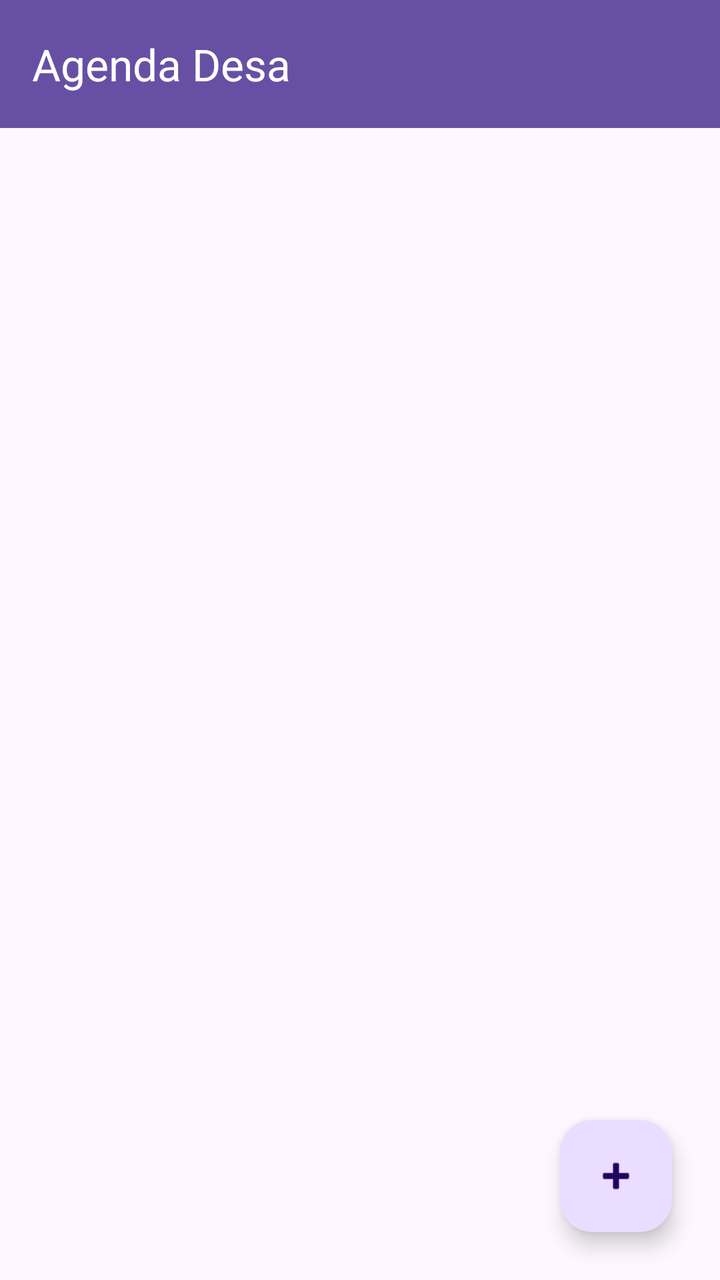
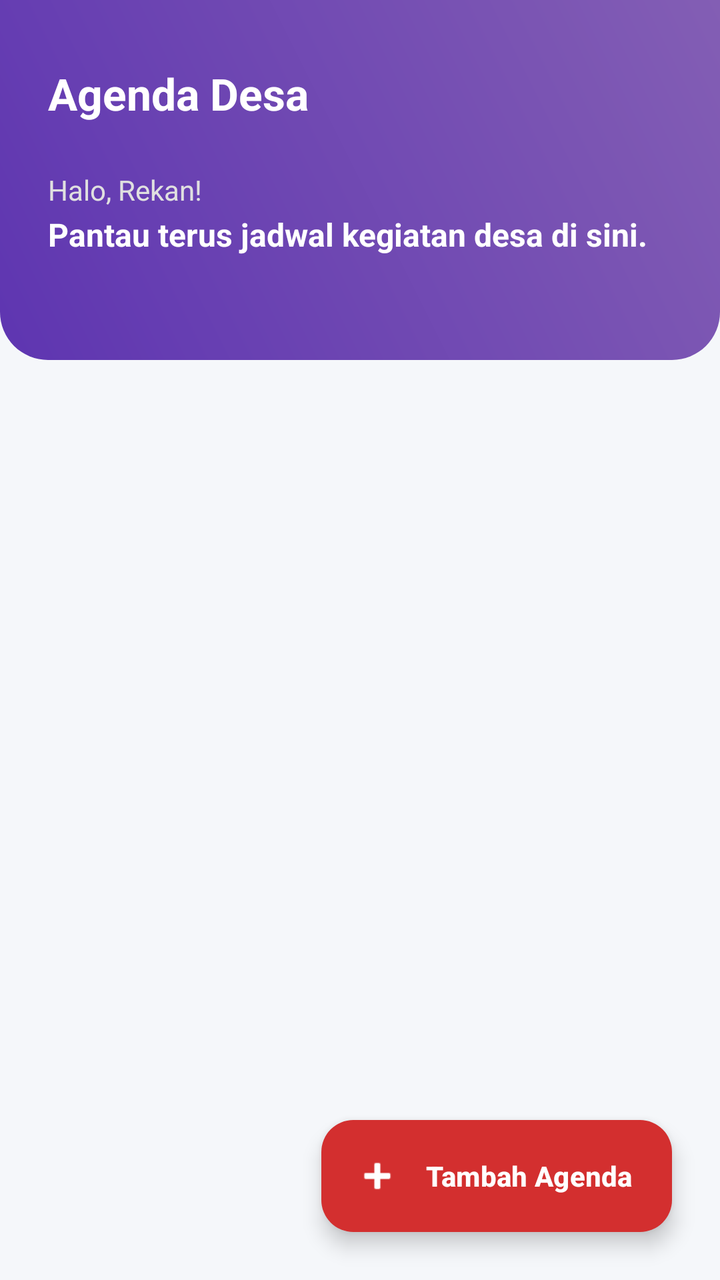

Two renders of the same Android screen: before a commit and after it. Below are the layout's source before the change and the commit's diff.
<!-- AndroidManifest.xml: application theme Theme.Anaanlume -->
<!-- res/layout/activity_agenda_desa.xml -->
<?xml version="1.0" encoding="utf-8"?>
<androidx.constraintlayout.widget.ConstraintLayout
    xmlns:android="http://schemas.android.com/apk/res/android"
    xmlns:app="http://schemas.android.com/apk/res-auto"
    xmlns:tools="http://schemas.android.com/tools"
    android:layout_width="match_parent"
    android:layout_height="match_parent"
    tools:context=".Home.agenda.AgendaDesaActivity">

    <androidx.appcompat.widget.Toolbar
        android:id="@+id/toolbarAgenda"
        android:layout_width="match_parent"
        android:layout_height="?attr/actionBarSize"
        android:background="?attr/colorPrimary"
        android:theme="@style/ThemeOverlay.AppCompat.Dark.ActionBar"
        app:popupTheme="@style/ThemeOverlay.AppCompat.Light"
        app:title="Agenda Desa"
        app:layout_constraintTop_toTopOf="parent"
        app:layout_constraintStart_toStartOf="parent"
        app:layout_constraintEnd_toEndOf="parent" />

    <androidx.recyclerview.widget.RecyclerView
        android:id="@+id/rvAgendaDesa"
        android:layout_width="0dp"
        android:layout_height="0dp"
        android:padding="8dp"
        android:clipToPadding="false"
        app:layout_constraintTop_toBottomOf="@id/toolbarAgenda"
        app:layout_constraintBottom_toBottomOf="parent"
        app:layout_constraintEnd_toEndOf="parent"
        app:layout_constraintStart_toStartOf="parent"
        tools:listitem="@layout/item_agenda_desa" />

    <com.google.android.material.floatingactionbutton.FloatingActionButton
        android:id="@+id/fabAdd"
        android:layout_width="wrap_content"
        android:layout_height="wrap_content"
        android:layout_margin="24dp"
        android:contentDescription="Tambah Agenda"
        app:srcCompat="@android:drawable/ic_input_add"
        app:layout_constraintBottom_toBottomOf="parent"
        app:layout_constraintEnd_toEndOf="parent" />

</androidx.constraintlayout.widget.ConstraintLayout>
<!-- res/layout/item_agenda_desa.xml (included above) -->
<?xml version="1.0" encoding="utf-8"?>
<com.google.android.material.card.MaterialCardView
    xmlns:android="http://schemas.android.com/apk/res/android"
    xmlns:app="http://schemas.android.com/apk/res-auto"
    android:layout_width="match_parent"
    android:layout_height="wrap_content"
    android:layout_marginStart="12dp"
    android:layout_marginEnd="12dp"
    android:layout_marginTop="6dp"
    android:layout_marginBottom="6dp"
    app:cardCornerRadius="8dp"
    app:cardElevation="3dp">

    <LinearLayout
        android:layout_width="match_parent"
        android:layout_height="wrap_content"
        android:orientation="vertical"
        android:padding="16dp">

        <TextView
            android:id="@+id/tvNamaKegiatan"
            android:layout_width="match_parent"
            android:layout_height="wrap_content"
            android:text="Nama Kegiatan"
            android:textColor="@android:color/black"
            android:textSize="18sp"
            android:textStyle="bold" />

        <TextView
            android:id="@+id/tvTanggalKegiatan"
            android:layout_width="match_parent"
            android:layout_height="wrap_content"
            android:layout_marginTop="4dp"
            android:text="Tanggal"
            android:textColor="@android:color/darker_gray"
            android:textSize="14sp" />

        <TextView
            android:id="@+id/tvLokasi"
            android:layout_width="match_parent"
            android:layout_height="wrap_content"
            android:layout_marginTop="4dp"
            android:text="Lokasi"
            android:textSize="14sp" />

        <TextView
            android:id="@+id/tvPenanggungJawab"
            android:layout_width="match_parent"
            android:layout_height="wrap_content"
            android:layout_marginTop="4dp"
            android:text="Penanggung Jawab"
            android:textSize="14sp"
            android:textStyle="italic" />

        <TextView
            android:id="@+id/tvDeskripsi"
            android:layout_width="match_parent"
            android:layout_height="wrap_content"
            android:layout_marginTop="4dp"
            android:text="Deskripsi kegiatan di sini..."
            android:textSize="14sp" />

        <LinearLayout
            android:layout_width="match_parent"
            android:layout_height="wrap_content"
            android:layout_marginTop="12dp"
            android:gravity="end"
            android:orientation="horizontal">

            <Button
                android:id="@+id/btnEdit"
                style="@style/Widget.MaterialComponents.Button.TextButton"
                android:layout_width="wrap_content"
                android:layout_height="wrap_content"
                android:text="Edit"
                android:textColor="@android:color/holo_blue_dark" />

            <Button
                android:id="@+id/btnDelete"
                style="@style/Widget.MaterialComponents.Button.TextButton"
                android:layout_width="wrap_content"
                android:layout_height="wrap_content"
                android:layout_marginStart="8dp"
                android:text="Hapus"
                android:textColor="@android:color/holo_red_dark" />

        </LinearLayout>

    </LinearLayout>
</com.google.android.material.card.MaterialCardView>
<!-- resources referenced by this layout -->
<resources>
  <style name="Theme.Anaanlume" parent="Base.Theme.Anaanlume" />
  <style name="Base.Theme.Anaanlume" parent="Theme.Material3.DayNight.NoActionBar">
          
          
      </style>
</resources>

<!-- the commit's change to res/layout/activity_agenda_desa.xml (unified diff, before → after) -->
@@ -5,39 +5,110 @@
     xmlns:tools="http://schemas.android.com/tools"
     android:layout_width="match_parent"
     android:layout_height="match_parent"
+    android:background="#F5F7FA"
     tools:context=".Home.agenda.AgendaDesaActivity">
 
-    <androidx.appcompat.widget.Toolbar
-        android:id="@+id/toolbarAgenda"
+    <LinearLayout
+        android:id="@+id/headerContainer"
         android:layout_width="match_parent"
-        android:layout_height="?attr/actionBarSize"
-        android:background="?attr/colorPrimary"
-        android:theme="@style/ThemeOverlay.AppCompat.Dark.ActionBar"
-        app:popupTheme="@style/ThemeOverlay.AppCompat.Light"
-        app:title="Agenda Desa"
+        android:layout_height="180dp"
+        android:background="@drawable/bg_header_gradient"
+        android:orientation="vertical"
+        android:paddingHorizontal="24dp"
+        android:paddingTop="24dp"
         app:layout_constraintTop_toTopOf="parent"
         app:layout_constraintStart_toStartOf="parent"
-        app:layout_constraintEnd_toEndOf="parent" />
+        app:layout_constraintEnd_toEndOf="parent">
+
+        <RelativeLayout
+            android:layout_width="match_parent"
+            android:layout_height="wrap_content"
+            android:layout_marginTop="8dp">
+
+            <TextView
+                android:layout_width="wrap_content"
+                android:layout_height="wrap_content"
+                android:text="Agenda Desa"
+                android:textColor="#FFFFFF"
+                android:textSize="22sp"
+                android:textStyle="bold"
+                android:layout_alignParentStart="true"
+                android:layout_centerVertical="true"/>
+        </RelativeLayout>
+
+        <TextView
+            android:layout_width="match_parent"
+            android:layout_height="wrap_content"
+            android:layout_marginTop="24dp"
+            android:text="Halo, Rekan!"
+            android:textColor="#E0E0E0"
+            android:textSize="14sp" />
+
+        <TextView
+            android:id="@+id/tvSummaryAgenda"
+            android:layout_width="match_parent"
+            android:layout_height="wrap_content"
+            android:layout_marginTop="2dp"
+            android:text="Pantau terus jadwal kegiatan desa di sini."
+            android:textColor="#FFFFFF"
+            android:textSize="16sp"
+            android:textStyle="bold" />
+    </LinearLayout>
 
     <androidx.recyclerview.widget.RecyclerView
         android:id="@+id/rvAgendaDesa"
         android:layout_width="0dp"
         android:layout_height="0dp"
-        android:padding="8dp"
+        android:layout_marginTop="-24dp"
+        android:paddingHorizontal="8dp"
+        android:paddingBottom="80dp"
         android:clipToPadding="false"
-        app:layout_constraintTop_toBottomOf="@id/toolbarAgenda"
+        app:layout_constraintTop_toBottomOf="@id/headerContainer"
         app:layout_constraintBottom_toBottomOf="parent"
         app:layout_constraintEnd_toEndOf="parent"
         app:layout_constraintStart_toStartOf="parent"
         tools:listitem="@layout/item_agenda_desa" />
 
-    <com.google.android.material.floatingactionbutton.FloatingActionButton
+    <LinearLayout
+        android:id="@+id/layoutEmptyState"
+        android:layout_width="wrap_content"
+        android:layout_height="wrap_content"
+        android:orientation="vertical"
+        android:gravity="center"
+        android:visibility="gone"
+        app:layout_constraintTop_toBottomOf="@id/headerContainer"
+        app:layout_constraintBottom_toBottomOf="parent"
+        app:layout_constraintStart_toStartOf="parent"
+        app:layout_constraintEnd_toEndOf="parent">
+
+        <ImageView
+            android:layout_width="120dp"
+            android:layout_height="120dp"
+            android:src="@android:drawable/ic_menu_today"
+            app:tint="#BDBDBD"/>
+
+        <TextView
+            android:layout_width="wrap_content"
+            android:layout_height="wrap_content"
+            android:layout_marginTop="16dp"
+            android:text="Belum Ada Agenda Terjadwal"
+            android:textSize="16sp"
+            android:textStyle="bold"
+            android:textColor="#757575"/>
+    </LinearLayout>
+
+    <com.google.android.material.floatingactionbutton.ExtendedFloatingActionButton
         android:id="@+id/fabAdd"
         android:layout_width="wrap_content"
         android:layout_height="wrap_content"
         android:layout_margin="24dp"
-        android:contentDescription="Tambah Agenda"
-        app:srcCompat="@android:drawable/ic_input_add"
+        android:text="Tambah Agenda"
+        android:textColor="#FFFFFF"
+        android:textSize="14sp"
+        android:textStyle="bold"
+        app:icon="@android:drawable/ic_input_add"
+        app:iconTint="#FFFFFF"
+        app:backgroundTint="#D32F2F"
         app:layout_constraintBottom_toBottomOf="parent"
         app:layout_constraintEnd_toEndOf="parent" />
 
@@ -49,87 +120,158 @@
     xmlns:app="http://schemas.android.com/apk/res-auto"
     android:layout_width="match_parent"
     android:layout_height="wrap_content"
-    android:layout_marginStart="12dp"
-    android:layout_marginEnd="12dp"
-    android:layout_marginTop="6dp"
-    android:layout_marginBottom="6dp"
-    app:cardCornerRadius="8dp"
-    app:cardElevation="3dp">
-
-    <LinearLayout
+    android:layout_marginStart="16dp"
+    android:layout_marginEnd="16dp"
+    android:layout_marginTop="8dp"
+    android:layout_marginBottom="8dp"
+    app:cardCornerRadius="16dp"
+    app:cardElevation="0dp"
+    app:strokeWidth="1dp"
+    app:strokeColor="#E0E0E0"
+    android:backgroundTint="#FFFFFF">
+
+    <androidx.constraintlayout.widget.ConstraintLayout
         android:layout_width="match_parent"
         android:layout_height="wrap_content"
-        android:orientation="vertical"
         android:padding="16dp">
 
         <TextView
             android:id="@+id/tvNamaKegiatan"
-            android:layout_width="match_parent"
+            android:layout_width="0dp"
             android:layout_height="wrap_content"
             android:text="Nama Kegiatan"
-            android:textColor="@android:color/black"
+            android:textColor="#212121"
             android:textSize="18sp"
-            android:textStyle="bold" />
+            android:textStyle="bold"
+            app:layout_constraintTop_toTopOf="parent"
+            app:layout_constraintStart_toStartOf="parent"
+            app:layout_constraintEnd_toEndOf="parent" />
+
+        <ImageView
+            android:id="@+id/ivCalendar"
+            android:layout_width="16dp"
+            android:layout_height="16dp"
+            android:layout_marginTop="12dp"
+            android:src="@android:drawable/ic_menu_my_calendar"
+            app:tint="#757575"
+            app:layout_constraintTop_toBottomOf="@id/tvNamaKegiatan"
+            app:layout_constraintStart_toStartOf="parent" />
 
         <TextView
             android:id="@+id/tvTanggalKegiatan"
-            android:layout_width="match_parent"
-            android:layout_height="wrap_content"
-            android:layout_marginTop="4dp"
+            android:layout_width="0dp"
+            android:layout_height="wrap_content"
+            android:layout_marginStart="8dp"
             android:text="Tanggal"
-            android:textColor="@android:color/darker_gray"
-            android:textSize="14sp" />
+            android:textColor="#757575"
+            android:textSize="13sp"
+            app:layout_constraintBottom_toBottomOf="@id/ivCalendar"
+            app:layout_constraintTop_toTopOf="@id/ivCalendar"
+            app:layout_constraintStart_toEndOf="@id/ivCalendar"
+            app:layout_constraintEnd_toEndOf="parent" />
+
+        <ImageView
+            android:id="@+id/ivLocation"
+            android:layout_width="16dp"
+            android:layout_height="16dp"
+            android:layout_marginTop="8dp"
+            android:src="@android:drawable/ic_menu_compass"
+            app:tint="#757575"
+            app:layout_constraintTop_toBottomOf="@id/ivCalendar"
+            app:layout_constraintStart_toStartOf="parent" />
 
         <TextView
             android:id="@+id/tvLokasi"
-            android:layout_width="match_parent"
-            android:layout_height="wrap_content"
-            android:layout_marginTop="4dp"
+            android:layout_width="0dp"
+            android:layout_height="wrap_content"
+            android:layout_marginStart="8dp"
             android:text="Lokasi"
-            android:textSize="14sp" />
+            android:textColor="#424242"
+            android:textSize="13sp"
+            app:layout_constraintBottom_toBottomOf="@id/ivLocation"
+            app:layout_constraintTop_toTopOf="@id/ivLocation"
+            app:layout_constraintStart_toEndOf="@id/ivLocation"
+            app:layout_constraintEnd_toEndOf="parent" />
+
+        <ImageView
+            android:id="@+id/ivUser"
+            android:layout_width="16dp"
+            android:layout_height="16dp"
+            android:layout_marginTop="8dp"
+            android:src="@android:drawable/ic_menu_agenda"
+            app:tint="#757575"
+            app:layout_constraintTop_toBottomOf="@id/ivLocation"
+            app:layout_constraintStart_toStartOf="parent" />
 
         <TextView
             android:id="@+id/tvPenanggungJawab"
-            android:layout_width="match_parent"
-            android:layout_height="wrap_content"
-            android:layout_marginTop="4dp"
+            android:layout_width="0dp"
+            android:layout_height="wrap_content"
+            android:layout_marginStart="8dp"
             android:text="Penanggung Jawab"
+            android:textColor="#616161"
+            android:textSize="13sp"
+            android:textStyle="italic"
+            app:layout_constraintBottom_toBottomOf="@id/ivUser"
+            app:layout_constraintTop_toTopOf="@id/ivUser"
+            app:layout_constraintStart_toEndOf="@id/ivUser"
+            app:layout_constraintEnd_toEndOf="parent" />
+
+        <TextView
+            android:id="@+id/tvDeskripsi"
+            android:layout_width="match_parent"
+            android:layout_height="wrap_content"
+            android:layout_marginTop="12dp"
+            android:text="Deskripsi kegiatan di sini..."
+            android:textColor="#616161"
             android:textSize="14sp"
-            android:textStyle="italic" />
-
-        <TextView
-            android:id="@+id/tvDeskripsi"
-            android:layout_width="match_parent"
-            android:layout_height="wrap_content"
-            android:layout_marginTop="4dp"
-            android:text="Deskripsi kegiatan di sini..."
-            android:textSize="14sp" />
-
-        <LinearLayout
-            android:layout_width="match_parent"
-            android:layout_height="wrap_content"
-            android:layout_marginTop="12dp"
-            android:gravity="end"
-            android:orientation="horizontal">
-
-            <Button
-                android:id="@+id/btnEdit"
-                style="@style/Widget.MaterialComponents.Button.TextButton"
-                android:layout_width="wrap_content"
-                android:layout_height="wrap_content"
-                android:text="Edit"
-                android:textColor="@android:color/holo_blue_dark" />
-
-            <Button
-                android:id="@+id/btnDelete"
-                style="@style/Widget.MaterialComponents.Button.TextButton"
-                android:layout_width="wrap_content"
-                android:layout_height="wrap_content"
-                android:layout_marginStart="8dp"
-                android:text="Hapus"
-                android:textColor="@android:color/holo_red_dark" />
-
-        </LinearLayout>
-
-    </LinearLayout>
+            android:maxLines="3"
+            android:ellipsize="end"
+            app:layout_constraintTop_toBottomOf="@id/ivUser"
+            app:layout_constraintStart_toStartOf="parent" />
+
+        <View
+            android:id="@+id/divider"
+            android:layout_width="match_parent"
+            android:layout_height="1dp"
+            android:layout_marginTop="16dp"
+            android:background="#EEEEEE"
+            app:layout_constraintTop_toBottomOf="@id/tvDeskripsi" />
+
+        <com.google.android.material.button.MaterialButton
+            android:id="@+id/btnEdit"
+            android:layout_width="40dp"
+            android:layout_height="40dp"
+            android:layout_marginTop="12dp"
+            android:layout_marginEnd="8dp"
+            android:padding="0dp"
+            app:icon="@android:drawable/ic_menu_edit"
+            app:iconGravity="textStart"
+            app:iconPadding="0dp"
+            app:iconTint="#0288D1"
+            app:backgroundTint="#E1F5FE"
+            app:cornerRadius="20dp"
+            app:elevation="0dp"
+            app:layout_constraintTop_toBottomOf="@id/divider"
+            app:layout_constraintEnd_toStartOf="@id/btnDelete"
+            app:layout_constraintBottom_toBottomOf="parent" />
+
+        <com.google.android.material.button.MaterialButton
+            android:id="@+id/btnDelete"
+            android:layout_width="40dp"
+            android:layout_height="40dp"
+            android:layout_marginTop="12dp"
+            android:padding="0dp"
+            app:icon="@android:drawable/ic_menu_delete"
+            app:iconGravity="textStart"
+            app:iconPadding="0dp"
+            app:iconTint="#D32F2F"
+            app:backgroundTint="#FFEBEE"
+            app:cornerRadius="20dp"
+            app:elevation="0dp"
+            app:layout_constraintTop_toBottomOf="@id/divider"
+            app:layout_constraintEnd_toEndOf="parent"
+            app:layout_constraintBottom_toBottomOf="parent" />
+
+    </androidx.constraintlayout.widget.ConstraintLayout>
 </com.google.android.material.card.MaterialCardView>
<!-- resource entries referenced after the edit -->
@@ -1,5 +1,17 @@
 <!-- resources referenced by this layout -->
 <resources>
+  <!-- drawable bg_header_gradient (drawable) -->
+  <?xml version="1.0" encoding="utf-8"?>
+  <shape xmlns:android="http://schemas.android.com/apk/res/android"
+      android:shape="rectangle">
+      <gradient
+          android:startColor="#5E35B1"
+          android:endColor="#835EB4"
+          android:angle="45"/>
+      <corners
+          android:bottomLeftRadius="24dp"
+          android:bottomRightRadius="24dp"/>
+  </shape>
   <style name="Theme.Anaanlume" parent="Base.Theme.Anaanlume" />
   <style name="Base.Theme.Anaanlume" parent="Theme.Material3.DayNight.NoActionBar">
           
